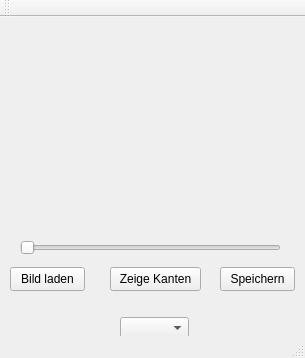
Before: the Qt Designer form mainwindow.ui in aafifi91/VocabularyTrainer, drawn with Qt 5.
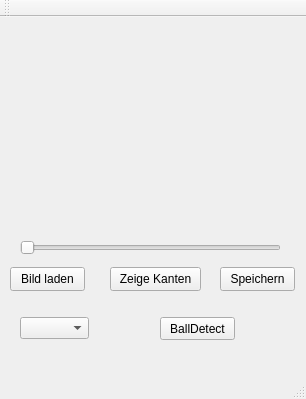
After: the same form once the commit is applied.

Commit message: +refactored methods for circle detection to use same method to detect several diffrent objects +changed vocabulary filepath to linux compatible format

Patch:
```diff
--- a/mainwindow.ui
+++ b/mainwindow.ui
@@ -6,8 +6,8 @@
    <rect>
     <x>0</x>
     <y>0</y>
-    <width>305</width>
-    <height>358</height>
+    <width>306</width>
+    <height>399</height>
    </rect>
   </property>
   <property name="windowTitle">
@@ -88,13 +88,26 @@
    <widget class="QComboBox" name="langBox">
     <property name="geometry">
      <rect>
-      <x>120</x>
+      <x>20</x>
       <y>300</y>
       <width>69</width>
       <height>22</height>
      </rect>
     </property>
    </widget>
+   <widget class="QPushButton" name="ballDetect">
+    <property name="geometry">
+     <rect>
+      <x>160</x>
+      <y>300</y>
+      <width>75</width>
+      <height>23</height>
+     </rect>
+    </property>
+    <property name="text">
+     <string>BallDetect</string>
+    </property>
+   </widget>
   </widget>
   <widget class="QToolBar" name="mainToolBar">
    <attribute name="toolBarArea">
```
The commit also changes 6 other files.
